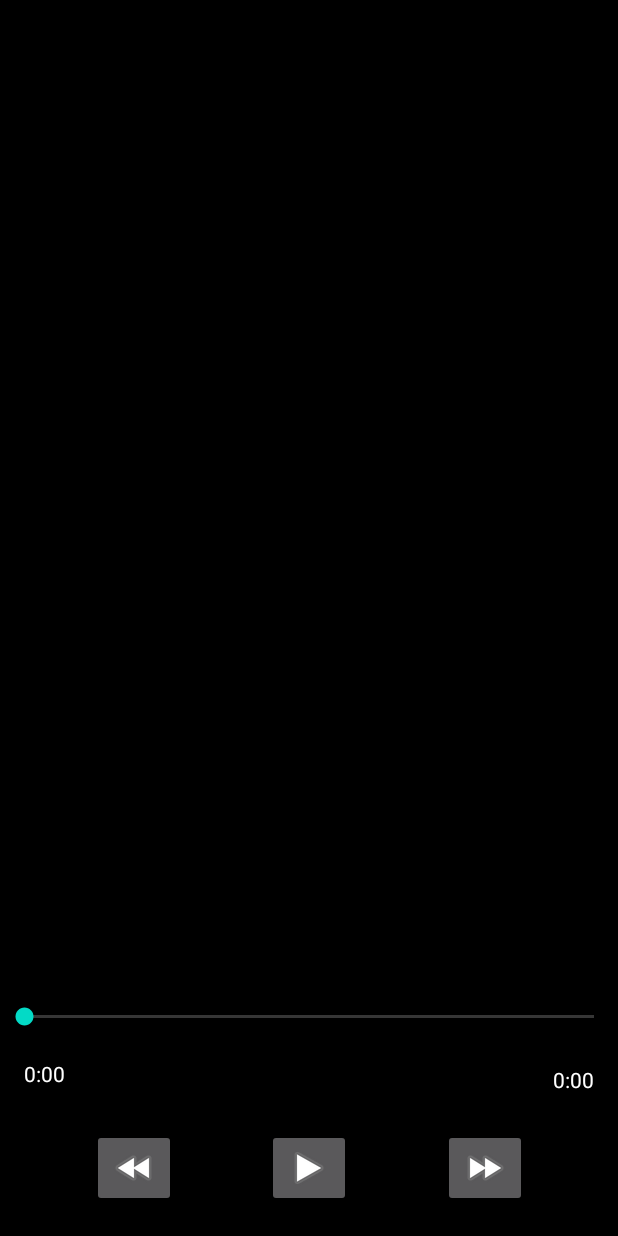
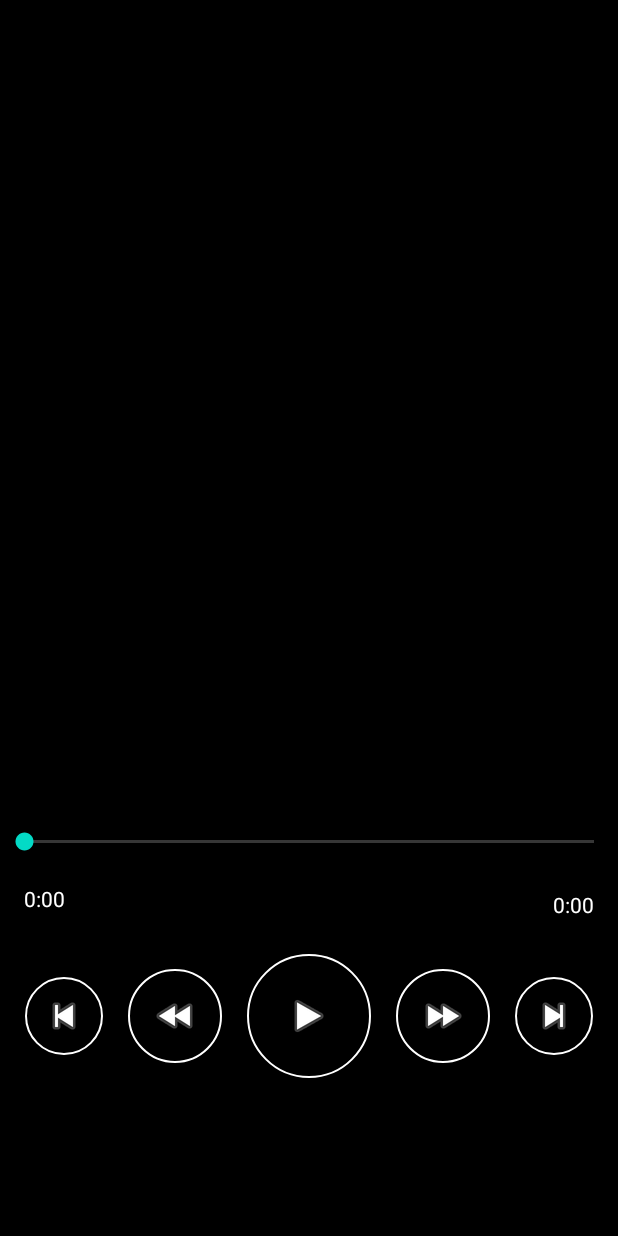
Before and after one commit to DusanMicuda/MusicPlayer, an Android app: the fragment PlayerFragment shown on its own in the app's theme, on a phone screen of 412 x 824 dp. Run offline under Robolectric (Android 15) with nearby library versions, the phone set to English and light mode, and no system bars; network calls fail; 1 statement that could not run was skipped.

Commit message:
editing player layout

```diff
--- a/app/src/main/res/layout/player.xml
+++ b/app/src/main/res/layout/player.xml
@@ -71,36 +71,73 @@
         app:layout_constraintTop_toBottomOf="@id/seekBar" />
 
     <ImageButton
+        android:id="@+id/skipBack"
+        android:layout_width="wrap_content"
+        android:layout_height="wrap_content"
+        android:layout_marginTop="8dp"
+        android:layout_marginBottom="86dp"
+        android:padding="10dp"
+        app:layout_constraintBottom_toBottomOf="parent"
+        app:layout_constraintEnd_toStartOf="@+id/back"
+        app:layout_constraintStart_toStartOf="parent"
+        app:layout_constraintTop_toBottomOf="@+id/currentPosition"
+        app:srcCompat="@android:drawable/ic_media_previous"
+        android:background="@drawable/button_background"/>
+
+    <ImageButton
         android:id="@+id/back"
         android:layout_width="wrap_content"
         android:layout_height="wrap_content"
         android:layout_marginTop="8dp"
+        android:layout_marginBottom="86dp"
+        android:padding="15dp"
         app:layout_constraintBottom_toBottomOf="parent"
         app:layout_constraintEnd_toStartOf="@+id/play"
-        app:layout_constraintStart_toStartOf="parent"
+        app:layout_constraintStart_toEndOf="@id/skipBack"
         app:layout_constraintTop_toBottomOf="@+id/currentPosition"
-        app:srcCompat="@android:drawable/ic_media_rew" />
+        app:srcCompat="@android:drawable/ic_media_rew"
+        android:background="@drawable/button_background"/>
 
     <ImageButton
         android:id="@+id/play"
         android:layout_width="wrap_content"
         android:layout_height="wrap_content"
         android:layout_marginTop="8dp"
+        android:layout_marginBottom="86dp"
+        android:padding="25dp"
         app:layout_constraintBottom_toBottomOf="parent"
         app:layout_constraintEnd_toStartOf="@+id/forward"
         app:layout_constraintStart_toEndOf="@+id/back"
         app:layout_constraintTop_toBottomOf="@+id/currentPosition"
-        app:srcCompat="@android:drawable/ic_media_play" />
+        app:srcCompat="@android:drawable/ic_media_play"
+        android:background="@drawable/button_background"/>
 
     <ImageButton
         android:id="@+id/forward"
         android:layout_width="wrap_content"
         android:layout_height="wrap_content"
         android:layout_marginTop="8dp"
+        android:layout_marginBottom="86dp"
+        android:padding="15dp"
+        app:layout_constraintBottom_toBottomOf="parent"
+        app:layout_constraintEnd_toStartOf="@id/skipForward"
+        app:layout_constraintStart_toEndOf="@+id/play"
+        app:layout_constraintTop_toBottomOf="@+id/currentPosition"
+        app:srcCompat="@android:drawable/ic_media_ff"
+        android:background="@drawable/button_background"/>
+
+    <ImageButton
+        android:id="@+id/skipForward"
+        android:layout_width="wrap_content"
+        android:layout_height="wrap_content"
+        android:layout_marginTop="8dp"
+        android:layout_marginBottom="86dp"
+        android:padding="10dp"
         app:layout_constraintBottom_toBottomOf="parent"
         app:layout_constraintEnd_toEndOf="parent"
-        app:layout_constraintStart_toEndOf="@+id/play"
+        app:layout_constraintStart_toEndOf="@id/forward"
         app:layout_constraintTop_toBottomOf="@+id/currentPosition"
-        app:srcCompat="@android:drawable/ic_media_ff" />
+        app:srcCompat="@android:drawable/ic_media_next"
+        android:background="@drawable/button_background"/>
 
 </androidx.constraintlayout.widget.ConstraintLayout>
```
